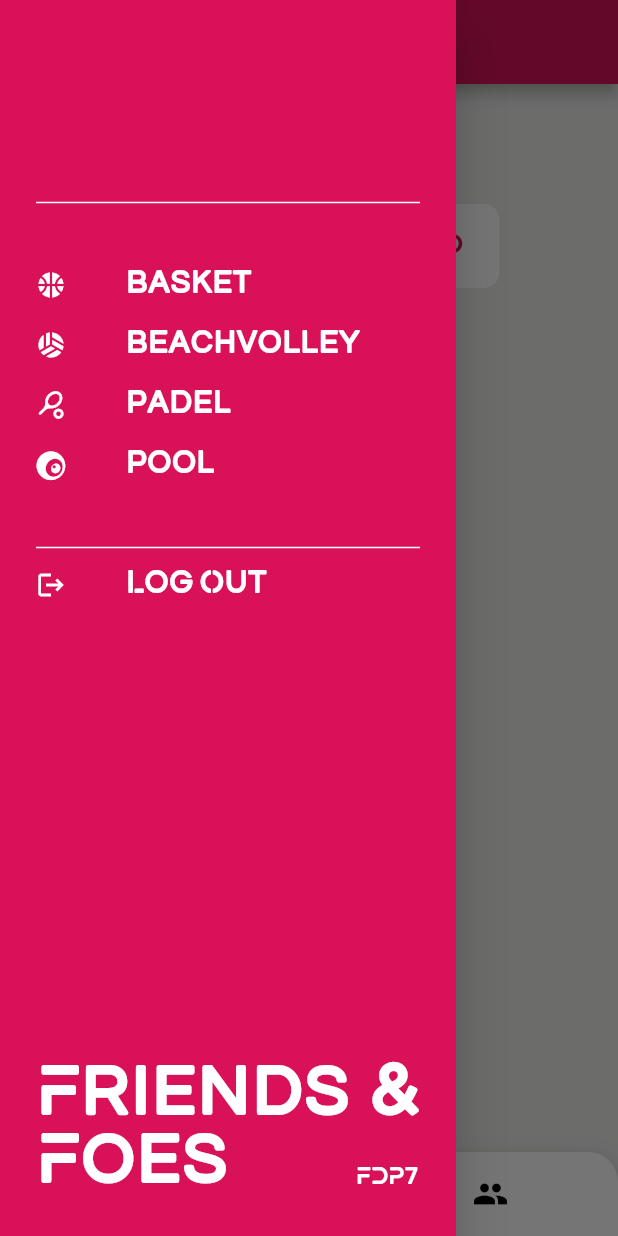
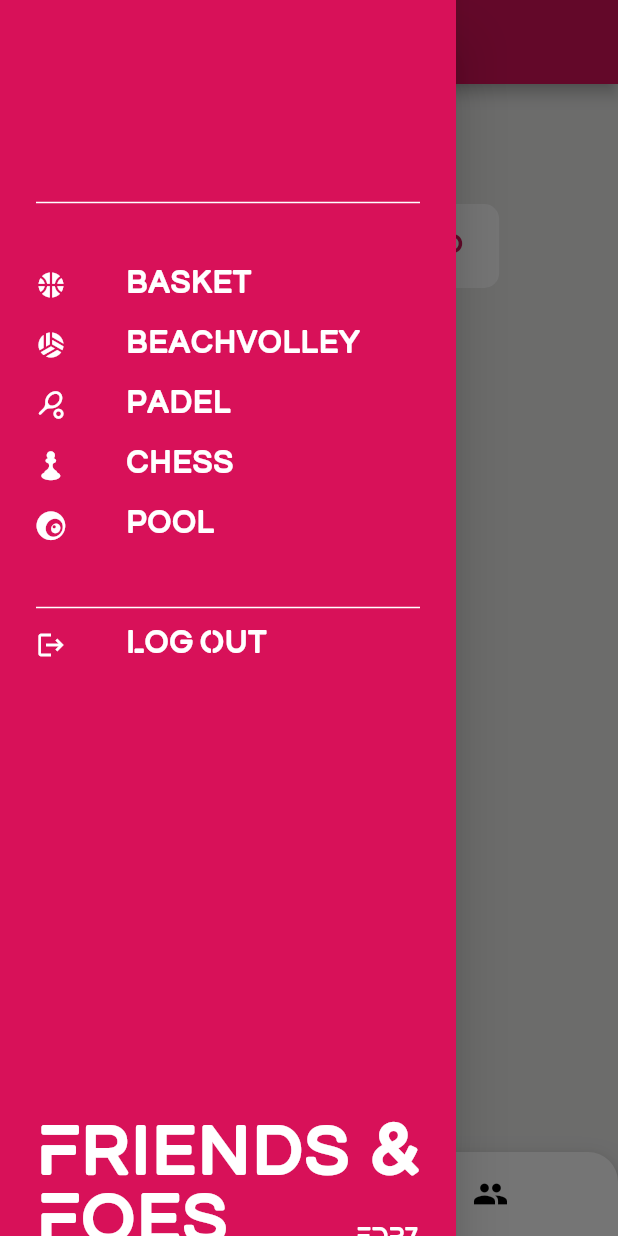
Before and after one commit to fdp7/beachvolleyapp-flutter, a Flutter app: the Home screen opened directly, with the side drawer open, on a phone screen of 412 x 824 dp. Run offline on Flutter 3.47's test engine with Material 2 defaults, Android fonts, the phone set to English and light mode, and no system bars; drawn by our look-alikes of animated_bottom_navigation_bar, pull_to_refresh; our stand-ins replace card_swiper, flutter_login, flutter_secure_storage, font_awesome_flutter, multi_select_flutter and 3 more; missing offline and left inert: dart:ffi; accounts and stored records are empty; network calls fail.

Commit message:
add chess game

```diff
--- a/beachvolley_flutter/lib/sideBar_widget.dart
+++ b/beachvolley_flutter/lib/sideBar_widget.dart
@@ -38,6 +38,11 @@ class SideBar extends StatelessWidget {
                   name: globals.padelEndpoint,
                   icon: Icons.sports_tennis_rounded,
                   onPressed: ()=> onSportSelected(context, globals.padelEndpoint)
+              ),
+              SideBarItem(
+                  name: globals.chessEndpoint,
+                  icon: const IconData(0xea57, fontFamily: "RPGAwesome"),
+                  onPressed: ()=> onSportSelected(context, globals.chessEndpoint)
               ),
               SideBarItem(
                   name: globals.poolEndpoint,
--- a/beachvolley_flutter/lib/utils/globals.dart
+++ b/beachvolley_flutter/lib/utils/globals.dart
@@ -4,6 +4,7 @@ String basketEndpoint = 'basket';
 String beachvolleyEndpoint = 'beachvolley';
 String poolEndpoint = "pool";
 String padelEndpoint = "padel";
+String chessEndpoint = "chess";
 String selectedSport = basketEndpoint; //default is basket
 
 String leagueTitle = 'League';
```
